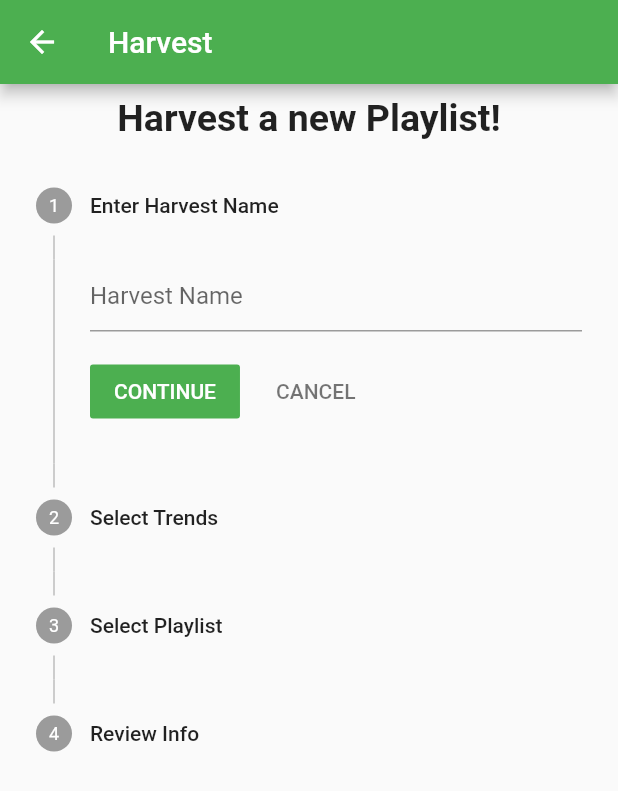
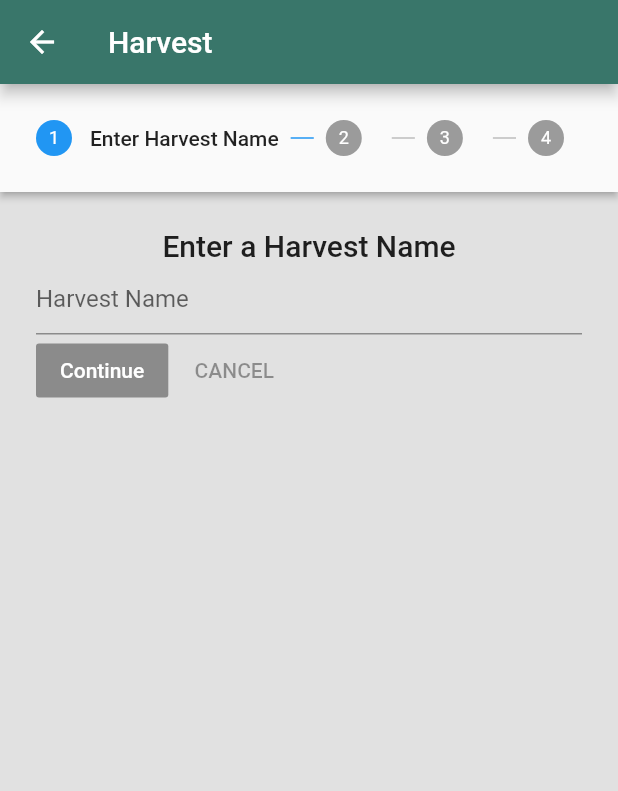
Before and after one commit to g0bbl3z/harvest, a Flutter app: the HomeView screen opened by its route, after a tap on "Create Harvest", on a phone screen of 412 x 824 dp. Shown: the top 791 px of the screen. Run offline on Flutter 3.47's test engine with Material 2 defaults, Android fonts, the phone set to English and light mode, and no system bars; our stand-ins replace get_it; accounts and stored records are empty.

Commit message:
Make the app prettier

```diff
--- a/lib/api/api.dart
+++ b/lib/api/api.dart
@@ -17,6 +17,9 @@ abstract class Api {
   //get playlists that this user has sync'd
   Future<List<Harvest>> getHarvestsFromUser(int userID);
 
+  //create a harvest for a user
+  Future<bool> postUserHarvests(int userID, String harvestName, List<int> trends, List<String> playlists);
+
   //get the seeds that make up a harvest
   Future<List<Seed>> getSeedsFromHarvest(int harvestID);
 
--- a/lib/api/http_api.dart
+++ b/lib/api/http_api.dart
@@ -46,4 +46,10 @@ class HttpApi implements Api {
     throw UnimplementedError();
   }
 
+  @override
+  Future<bool> postUserHarvests(int userID, String harvestName, List<int> trends, List<String> playlists) {
+    // TODO: implement postUserHarvests
+    throw UnimplementedError();
+  }
+
 }
--- a/lib/main.dart
+++ b/lib/main.dart
@@ -1,6 +1,7 @@
 import 'package:flutter/material.dart';
 import 'package:harvest/controllers/UserController.dart';
 import 'package:harvest/locator.dart';
+import 'package:harvest/myColors.dart';
 
 import 'package:harvest/router.dart';
 import 'package:harvest/screens/HomeView.dart';
@@ -27,7 +28,10 @@ class HarvestApp extends StatelessWidget {
       child: MaterialApp(
         title: 'Harvest',
         theme: ThemeData(
-          primarySwatch: Colors.green,
+          primarySwatch: MaterialColor(green.value, myColor),
+          buttonColor: red,
+          backgroundColor: white,
+          scaffoldBackgroundColor: white,
         ),
         onGenerateRoute: Router.generateRoute,
         initialRoute: RoutePaths.Login,
--- a/lib/models/harvest.dart
+++ b/lib/models/harvest.dart
@@ -11,7 +11,7 @@ class Harvest {
 
   Harvest.fromMap(Map<String, dynamic> json) {
     this.name = json["name"];
-    this.harvestID = json["harvestID"];
+    this.harvestID = json["id"];
   }
 
   setNumTrends(int numTrends) {
--- /dev/null
+++ b/lib/myColors.dart
@@ -0,0 +1,33 @@
+
+import 'dart:math';
+
+import 'package:flutter/material.dart';
+
+const Color white = Color(0xFFE1E1E1);
+const Color red = Color(0xFFB52B59);
+const Color orange = Color(0xFFF77839);
+const Color yellow = Color(0xFFFBCF38);
+const Color teal = Color(0xFF24B4AF);
+const Color pink = Color(0xFFFFAFCC);
+const Color green = Color(0xFF39766A);
+
+List<Color> lightColors = [orange, yellow, teal, pink];
+
+Color randomColor() {
+  var rng = Random();
+  return lightColors[rng.nextInt(lightColors.length)];
+}
+
+//TODO: What's the significance of the value of RGB?
+Map<int, Color> myColor = {
+50: Color.fromRGBO(255, 92, 87, .1),
+100: Color.fromRGBO(255, 92, 87, .2),
+200: Color.fromRGBO(255, 92, 87, .3),
+300: Color.fromRGBO(255, 92, 87, .4),
+400: Color.fromRGBO(255, 92, 87, .5),
+500: Color.fromRGBO(255, 92, 87, .6),
+600: Color.fromRGBO(255, 92, 87, .7),
+700: Color.fromRGBO(255, 92, 87, .8),
+800: Color.fromRGBO(255, 92, 87, .9),
+900: Color.fromRGBO(255, 92, 87, 1),
+};
--- a/lib/screens/CreateHarvestView.dart
+++ b/lib/screens/CreateHarvestView.dart
@@ -1,9 +1,11 @@
 import 'dart:ui';
 
 import 'package:flutter/material.dart';
+import 'package:harvest/constants.dart';
 import 'package:harvest/controllers/UserController.dart';
 import 'package:harvest/models/seed.dart';
 import 'package:harvest/models/user.dart';
+import 'package:harvest/myColors.dart';
 import 'package:provider/provider.dart';
 
 class CreateHarvestView extends StatefulWidget {
@@ -22,18 +24,18 @@ class _CreateHarvestViewState extends State<CreateHarvestView> {
 
   List<Widget> userCheckoffBoxes() {
     return selectedUsers.entries
-        .map((entry) => Row(
-              children: <Widget>[
-                Checkbox(
+        .map(
+          (entry) => CheckoffToken(
+            color: orange,
+            title: entry.key.name,
             value: entry.value,
-                    onChanged: (val) {
+            onPress: () {
               setState(() {
                 selectedUsers.update(entry.key, (val) => !entry.value);
               });
-                    }),
-                Text(entry.key.name)
-              ],
-            ))
+            },
+          ),
+        )
         .toList();
   }
 
@@ -46,28 +48,59 @@ class _CreateHarvestViewState extends State<CreateHarvestView> {
       selectedUsers.putIfAbsent(user, () => false);
     }
     return Scaffold(
+      backgroundColor: white,
       appBar: AppBar(title: Text(_harvestName)),
-      body: ListView(
+      body: Theme(
+        data: ThemeData(
+          primaryColor: red,
+          buttonColor: red,
+        ),
+        child: Stepper(
+          type: StepperType.horizontal,
+          controlsBuilder: (BuildContext context,
+              {VoidCallback onStepContinue, VoidCallback onStepCancel}) {
+            return Row(
               children: <Widget>[
-          Center(
-            child: Padding(
-              padding: const EdgeInsets.all(8.0),
+                RaisedButton(
+                  onPressed: onStepContinue,
                   child: Text(
-                "Harvest a new Playlist!",
-                style: TextStyle(fontWeight: FontWeight.bold, fontSize: 25.0),
+                    _currentStep == _maxSteps ? 'SUBMIT' : 'Continue',
+                    style: TextStyle(color: Colors.white),
                   ),
                 ),
+                FlatButton(
+                  onPressed: onStepCancel,
+                  child: Text(_currentStep == 0 ? 'CANCEL' : 'Back'),
                 ),
-          Stepper(
+              ],
+            );
+          },
           currentStep: _currentStep,
-            onStepContinue: () {
+          onStepTapped: (index) {
             setState(() {
+              _currentStep = index;
+            });
+          },
+          onStepContinue: () async {
             if (_currentStep < _maxSteps) {
               _currentStep++;
             } else {
+              List<User> filteredUsers = (Map.from(selectedUsers)
+                    ..removeWhere((key, val) => !val))
+                  .entries
+                  .map<User>((entry) => entry.key)
+                  .toList();
+              ;
+              List<String> playlists = [];
+              bool response = await userController.createUserHarvest(
+                  _harvestName, filteredUsers, playlists);
+              if (response) {
                 Navigator.pop(context);
+              } else {
+                print("Error!");
               }
-              });
+            }
+            setState(() {});
           },
           onStepCancel: () {
             setState(() {
@@ -80,9 +113,14 @@ class _CreateHarvestViewState extends State<CreateHarvestView> {
           },
           steps: [
             Step(
-                  title: Text("Enter Harvest Name"),
+                isActive: _currentStep == 0,
+                title: Text(_currentStep == 0 ? "Enter Harvest Name" : ""),
                 content: Column(
                   children: <Widget>[
+                    Container(
+                        child: Text("Enter a Harvest Name",
+                            style: TextStyle(
+                                fontSize: 20, fontWeight: FontWeight.w500))),
                     TextField(
                       onChanged: (text) {
                         setState(() {
@@ -94,14 +132,47 @@ class _CreateHarvestViewState extends State<CreateHarvestView> {
                   ],
                 )),
             Step(
-                  title: Text("Select Trends"),
+                isActive: _currentStep == 1,
+                title: Text(_currentStep == 1 ? "Select Trends" : ""),
                 content: Column(
-                    children: userCheckoffBoxes(),
+                  children: [
+                    Container(
+                        child: Text("Select User Trends to Sync With",
+                            style: TextStyle(
+                                fontSize: 20, fontWeight: FontWeight.w500))),
+                    Row(
+                      mainAxisAlignment: MainAxisAlignment.center,
+                      crossAxisAlignment: CrossAxisAlignment.center,
+                      children: <Widget>[
+                        Column(
+                          children: <Widget>[
+                            ...userCheckoffBoxes().sublist(
+                                0, selectedUsers.entries.length ~/ 2 + 1),
+                          ],
+                        ),
+                        VerticalDivider(
+                          width: 30.0,
+                        ),
+                        Column(
+                          children: <Widget>[
+                            ...userCheckoffBoxes()
+                                .sublist(selectedUsers.entries.length ~/ 2 + 1),
+                          ],
+                        )
+                      ],
+                    )
+                  ],
                 )),
             Step(
-                title: Text("Select Playlist"),
+              //TODO: Implement actual playlist search
+              isActive: _currentStep == 2,
+              title: Text(_currentStep == 2 ? "Select Playlists" : ""),
               content: Column(
                 children: <Widget>[
+                  Container(
+                      child: Text("Search for Playlists to Follow",
+                          style: TextStyle(
+                              fontSize: 20, fontWeight: FontWeight.w500))),
                   TextField(
                     decoration:
                         InputDecoration(hintText: "Search for a Playlist"),
@@ -110,23 +181,70 @@ class _CreateHarvestViewState extends State<CreateHarvestView> {
               ),
             ),
             Step(
-                  title: Text("Review Info"),
+              isActive: _currentStep == 3,
+              title: Text(_currentStep == 3 ? "Review Info" : ""),
               content: Column(
                 children: <Widget>[
+                  Container(
+                      child: Text("Review the data",
+                          style: TextStyle(
+                              fontSize: 20, fontWeight: FontWeight.w500))),
                   Text("Name: " + _harvestName),
                   Text("Trends: " +
-                          (Map.from(selectedUsers)
-                                ..removeWhere((key, val) => !val))
+                      (Map.from(selectedUsers)..removeWhere((key, val) => !val))
                           .entries
                           .map((entry) => entry.key.name)
                           .toList()
                           .toString()),
                   Text("Playlists: "),
                 ],
-                  )),
+              ),
+            ),
           ],
         ),
-        ],
+      ),
+      // ],
+      // ),
+    );
+  }
+}
+
+class CheckoffToken extends StatefulWidget {
+  Color color;
+  String title;
+  Function onPress;
+  bool value;
+  CheckoffToken({Key key, this.color, this.title, this.onPress, this.value})
+      : super(key: key);
+
+  @override
+  _CheckoffTokenState createState() => _CheckoffTokenState();
+}
+
+class _CheckoffTokenState extends State<CheckoffToken> {
+  toggle() {
+    widget.onPress();
+  }
+
+  @override
+  Widget build(BuildContext context) {
+    return AnimatedSwitcher(
+      duration: Duration(milliseconds: 150),
+      child: widget.value
+          ? RaisedButton(
+              child: Text(widget.title, style: TextStyle(color: Colors.white)),
+              color: widget.color,
+              onPressed: () => setState(() {
+                toggle();
+              }),
+            )
+          : OutlineButton(
+              borderSide: BorderSide(color: widget.color),
+              textColor: widget.color,
+              child: Text(widget.title),
+              onPressed: () => setState(() {
+                toggle();
+              }),
             ),
     );
   }
--- a/lib/screens/HomeView.dart
+++ b/lib/screens/HomeView.dart
@@ -2,6 +2,7 @@ import 'package:flutter/material.dart';
 import 'package:harvest/controllers/UserController.dart';
 import 'package:harvest/models/harvest.dart';
 import 'package:harvest/models/user.dart';
+import 'package:harvest/myColors.dart';
 import 'package:harvest/screens/CreateHarvestView.dart';
 import 'package:harvest/screens/HarvestView.dart';
 import 'package:provider/provider.dart';
@@ -18,9 +19,15 @@ class _HomeViewState extends State<HomeView> {
   Widget build(BuildContext context) {
     final userController = Provider.of<UserController>(context);
     return Scaffold(
-      appBar: AppBar(title: Text("Your Harvests")),
+      backgroundColor: white,
+      appBar: AppBar(title: Text("Your Harvests"), backgroundColor: green,),
       body: Center(
-        child: ListView.builder(
+        child: ListView.separated(
+          separatorBuilder: (BuildContext context, int index) {
+            return Divider(
+              color: Colors.black38,
+            );
+          },
           itemCount: userController.user.harvests.length == 0
               ? 1
               : userController.user.harvests.length,
@@ -29,7 +36,8 @@ class _HomeViewState extends State<HomeView> {
               return Container(
                 margin: EdgeInsets.symmetric(vertical: 5.0, horizontal: 100.0),
                 child: RaisedButton(
-                    child: Text("Create Harvest"),
+                    child: Text("Create Harvest",
+                        style: TextStyle(color: Colors.white)),
                     onPressed: () {
                       Navigator.of(context).push(
                         MaterialPageRoute(builder: (BuildContext context) {
@@ -49,14 +57,22 @@ class _HomeViewState extends State<HomeView> {
                   }),
                 );
               },
-              child: Card(
-                margin: EdgeInsets.symmetric(vertical: 5.0, horizontal: 5.0),
-                elevation: 2.0,
-                clipBehavior: Clip.antiAlias,
-                child: Padding(
-                  padding: EdgeInsets.symmetric(vertical: 8.0, horizontal: 5.0),
+              child: Container(
+                height: 80,
+                padding: EdgeInsets.all(8.0),
+                child: Row(
+                  children: <Widget>[
+                    CircleAvatar(
+                      foregroundColor: Colors.black,
+                      backgroundColor: randomColor(),
+                      child: Text(userController.user.harvests[index].harvestID
+                          .toString(), style: TextStyle(fontWeight: FontWeight.w500),),
+                    ),
+                    Padding(
+                      padding:
+                          EdgeInsets.symmetric(vertical: 4.0, horizontal: 8.0),
                       child: Column(
-                    mainAxisAlignment: MainAxisAlignment.start,
+                        mainAxisAlignment: MainAxisAlignment.spaceEvenly,
                         crossAxisAlignment: CrossAxisAlignment.start,
                         children: <Widget>[
                           Text(userController.user.harvests[index].name,
@@ -66,6 +82,8 @@ class _HomeViewState extends State<HomeView> {
                         ],
                       ),
                     ),
+                  ],
+                ),
               ),
             );
           },
--- a/lib/screens/LoginView.dart
+++ b/lib/screens/LoginView.dart
@@ -15,7 +15,9 @@ class LoginView extends StatelessWidget {
             mainAxisAlignment: MainAxisAlignment.center,
             children: <Widget>[
               Text("Login page"),
-                userController.state == ViewState.Busy
+              AnimatedSwitcher(
+                duration: Duration(milliseconds: 200),
+                child: userController.state == ViewState.Busy
                     ? CircularProgressIndicator()
                     : RaisedButton(
                         child: Text("Login"),
@@ -26,6 +28,7 @@ class LoginView extends StatelessWidget {
                             Navigator.pushNamed(context, RoutePaths.Home);
                         },
                       ),
+              ),
             ],
           ),
         ),
```
Also changed, not shown: lib/api/fake_api.dart (+25 -0 lines), lib/controllers/UserController.dart (+8 -0 lines). Lines whose indentation alone changed are shown as unchanged.
